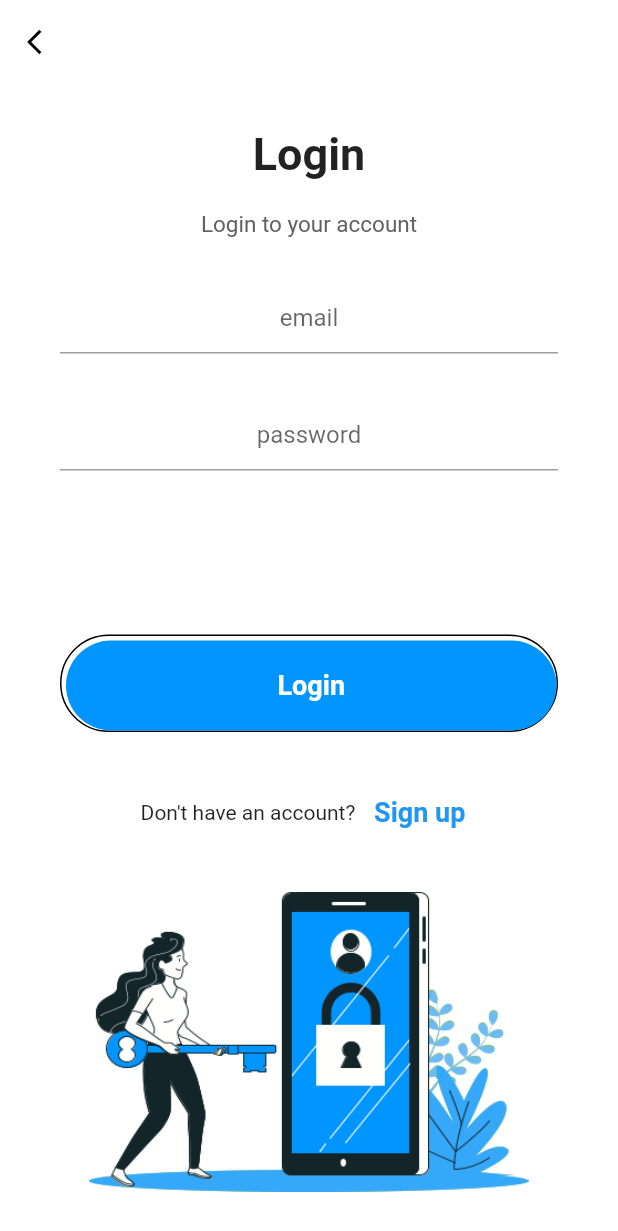
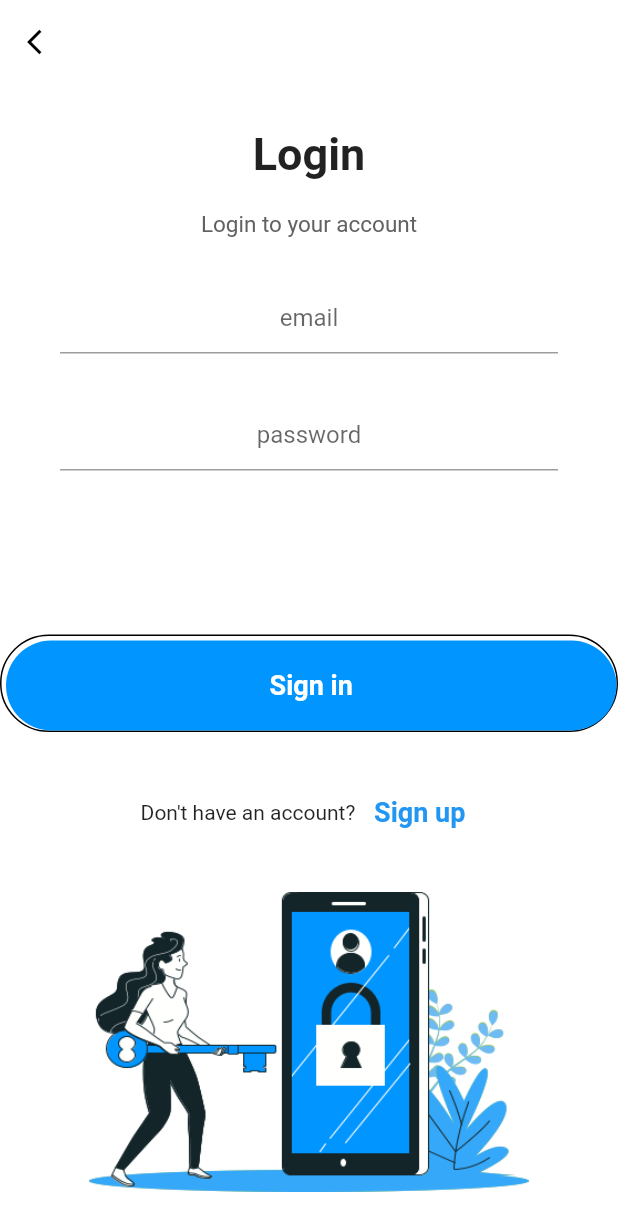
Before and after one commit to Massoudyossra/pfe_project, a Flutter app: the WelcomeScreen screen opened directly, after a tap on "Login", on a phone screen of 412 x 824 dp. Shown: the top 1231 px of the screen. Run offline on Flutter 3.47's test engine with Material 2 defaults, Android fonts, the phone set to English and light mode, and no system bars; our stand-ins replace cloud_firestore, firebase_auth, firebase_core; accounts and stored records are empty; network calls fail.

Commit message:
dhia's contribution

```diff
--- a/lib/Screens/Welcome_screen.dart
+++ b/lib/Screens/Welcome_screen.dart
@@ -1,7 +1,6 @@
-
 import 'package:flutter/material.dart';
-import 'package:pfe_project/Screens/Signup.dart';
 import 'package:pfe_project/Screens/login.dart';
+import 'package:pfe_project/Screens/signup.dart';
 
 class WelcomeScreen extends StatelessWidget {
   const WelcomeScreen({Key? key}) : super(key: key);
@@ -10,13 +9,13 @@ class WelcomeScreen extends StatelessWidget {
   Widget build(BuildContext context) {
     return Scaffold(
       body: SafeArea(
-    child:Container(
+        child: Container(
           // we will give media querry height
           //double.infinity make it big as my parents allows
           // while Mediaquerry make it big as per the screen
           width: double.infinity,
           height: MediaQuery.of(context).size.height,
-    padding: EdgeInsets.symmetric(horizontal: 30, vertical: 50),
+          padding: const EdgeInsets.symmetric(horizontal: 30, vertical: 50),
           child: Column(
             // even space distribution
             mainAxisAlignment: MainAxisAlignment.spaceBetween,
@@ -24,31 +23,31 @@ class WelcomeScreen extends StatelessWidget {
             children: [
               Column(
                 children: [
-                             Text(" Hello , Yosra " , style:TextStyle(
+                  const Text(
+                    " Hello , Yosra ",
+                    style: TextStyle(
                       fontWeight: FontWeight.bold,
                       fontSize: 30,
-
                     ),
-
                   ),
-                                               SizedBox(
-                                                height: 20 ,
+                  const SizedBox(
+                    height: 20,
                   ),
-                                               Text("Welcome to your PFE application ", textAlign: TextAlign.center,
+                  Text(
+                    "Welcome to your PFE application ",
+                    textAlign: TextAlign.center,
                     style: TextStyle(
                       color: Colors.grey[700],
                       fontSize: 15,
-
-                                               ),)
-
+                    ),
+                  )
                 ],
               ),
               Container(
-                          height: MediaQuery.of(context).size.height/3,
-                          decoration: BoxDecoration(
-                          image: DecorationImage(image: AssetImage("assets/images/welcome.png")
-                          )
-                          ),
+                height: MediaQuery.of(context).size.height / 3,
+                decoration: const BoxDecoration(
+                    image: DecorationImage(
+                        image: AssetImage("assets/images/welcome.png"))),
               ),
               Column(
                 children: [
@@ -56,46 +55,57 @@ class WelcomeScreen extends StatelessWidget {
                   MaterialButton(
                     minWidth: double.infinity,
                     height: 60,
-                           onPressed: (){
-                           Navigator.push(context,MaterialPageRoute(builder:(context) => LoginScreen()));
+                    onPressed: () {
+                      Navigator.push(
+                          context,
+                          MaterialPageRoute(
+                              builder: (context) => LoginScreen()));
                     },
                     // defining the shape
                     shape: RoundedRectangleBorder(
-                           side: BorderSide(
+                        side: const BorderSide(
                           color: Colors.black,
                         ),
-                           borderRadius: BorderRadius.circular(50)
-                           ),
-                           child: Text("Login", style: TextStyle(
+                        borderRadius: BorderRadius.circular(50)),
+                    child: const Text(
+                      "Login",
+                      style: TextStyle(
                         fontWeight: FontWeight.w600,
                         fontSize: 18,
                       ),
                     ),
                   ),
                   // creating the sign up button
-                          SizedBox(height: 20,),
+                  const SizedBox(
+                    height: 20,
+                  ),
                   MaterialButton(
-                          minWidth:double.infinity,
+                    minWidth: double.infinity,
                     height: 60,
-                          onPressed: (){
-                          Navigator.push(context, MaterialPageRoute(builder: (context) => SignupScreen()));
+                    onPressed: () {
+                      Navigator.push(
+                          context,
+                          MaterialPageRoute(
+                              builder: (context) => SignupScreen()));
                     },
-                          color: Color(0xff0095FF),
+                    color: const Color(0xff0095FF),
                     shape: RoundedRectangleBorder(
-                          borderRadius: BorderRadius.circular(50)
+                        borderRadius: BorderRadius.circular(50)),
+                    child: const Text(
+                      " Sign Up ",
+                      style: TextStyle(
+                        color: Colors.white,
+                        fontWeight: FontWeight.w600,
+                        fontSize: 18,
                       ),
-                          child: Text
-                          (" Sign Up ",style: TextStyle(color:Colors.white,fontWeight: FontWeight.w600,fontSize: 18,),),
                     ),
-
+                  ),
                 ],
               )
-
             ],
           ),
-           ) ,
         ),
-
-  ) ;
+      ),
+    );
   }
 }
--- a/lib/Screens/login.dart
+++ b/lib/Screens/login.dart
@@ -1,4 +1,5 @@
 import 'package:flutter/material.dart';
+import 'package:pfe_project/Screens/data_display.dart';
 import 'package:pfe_project/Screens/signup.dart';
 import 'package:pfe_project/auth.dart';
 
@@ -10,9 +11,9 @@ import '../affichage.dart';
 }
 
 class _LoginScreenState extends State<LoginScreen> {
-        final AuthService auth_service=AuthService();
-        String email="";
-        String password="";
+  final AuthService auth_service = AuthService();
+  String email = "";
+  String password = "";
 
   @override
   Widget build(BuildContext context) {
@@ -21,17 +22,16 @@ class _LoginScreenState extends State<LoginScreen> {
       backgroundColor: Colors.white,
       appBar: AppBar(
         elevation: 0,
-        brightness: Brightness.light,
         backgroundColor: Colors.white,
         leading: IconButton(
           onPressed: () {
             Navigator.pop(context);
           },
-          icon: Icon(Icons.arrow_back_ios,
+          icon: const Icon(
+            Icons.arrow_back_ios,
             size: 20,
-          color: Colors.black,),
-
-
+            color: Colors.black,
+          ),
         ),
       ),
       body: Container(
@@ -40,22 +40,28 @@ class _LoginScreenState extends State<LoginScreen> {
         child: Column(
           mainAxisAlignment: MainAxisAlignment.spaceBetween,
           children: <Widget>[
-            Expanded(child: Column(
+            Expanded(
+                child: Column(
               mainAxisAlignment: MainAxisAlignment.spaceEvenly,
               children: <Widget>[
                 Column(
                   children: <Widget>[
-                    Text("Login",
-                    style: TextStyle(fontSize: 30, fontWeight: FontWeight.bold),),
-                    SizedBox(height: 20,),
-                    Text("Login to your account",
-                    style: TextStyle(
-                      fontSize: 15,
-                    color:Colors.grey[700]),)
+                    const Text(
+                      "Login",
+                      style:
+                          TextStyle(fontSize: 30, fontWeight: FontWeight.bold),
+                    ),
+                    const SizedBox(
+                      height: 20,
+                    ),
+                    Text(
+                      "Login to your account",
+                      style: TextStyle(fontSize: 15, color: Colors.grey[700]),
+                    )
                   ],
                 ),
                 Padding(
-                  padding: EdgeInsets.symmetric(horizontal: 40),
+                  padding: const EdgeInsets.symmetric(horizontal: 40),
                   child: Column(
                     children: <Widget>[
                       //inputFile(label: "Email"),
@@ -84,9 +90,10 @@ class _LoginScreenState extends State<LoginScreen> {
                       ),
                       const SizedBox(height: 30),
                       TextFormField(
-                             decoration:const InputDecoration(
+                        decoration: const InputDecoration(
                           hintText: 'password',
-  ),       obscureText: true,
+                        ),
+                        obscureText: true,
                         validator: (value) {
                           if (value!.isEmpty) {
                             return "Please enter Password";
@@ -104,81 +111,85 @@ class _LoginScreenState extends State<LoginScreen> {
                                   )),*/
                       ),
                       const SizedBox(height: 80),
-
                     ],
                   ),
                 ),
-                  Padding(padding:
-                  EdgeInsets.symmetric(horizontal: 40),
-                  child: Container(
+                Container(
                   padding: EdgeInsets.only(top: 3, left: 3),
-                      decoration:
-                        BoxDecoration(
+                  decoration: BoxDecoration(
                       borderRadius: BorderRadius.circular(50),
                       border: Border(
                         bottom: BorderSide(color: Colors.black),
                         top: BorderSide(color: Colors.black),
                         left: BorderSide(color: Colors.black),
                         right: BorderSide(color: Colors.black),
-
-                          )
-
-
-
-                        ),
+                      )),
                   child: MaterialButton(
                     minWidth: double.infinity,
                     height: 60,
-                        onPressed: () async{
-                        await auth_service.signInWithEmailAndPassword(email, password).then((value) =>   Navigator.push(context, MaterialPageRoute(builder: (context) => DisplayScreen())));
+                    onPressed: () async {
+                      await auth_service
+                          .signInWithEmailAndPassword(email, password)
+                          .then((value) => Navigator.push(
+                              context,
+                              MaterialPageRoute(
+                                  builder: (context) => DataDisplayScreen())));
 
+                      ScaffoldMessenger.of(context).showSnackBar(
+                        const SnackBar(
+                          backgroundColor: Colors.blueGrey,
+                          content: Padding(
+                            padding: EdgeInsets.all(8.0),
+                            child: Text('Successfully login.'),
+                          ),
+                          duration: Duration(seconds: 2),
+                        ),
+                      );
                     },
                     color: Color(0xff0095FF),
                     elevation: 0,
                     shape: RoundedRectangleBorder(
                       borderRadius: BorderRadius.circular(50),
-
                     ),
                     child: Text(
-                          "Login", style: TextStyle(
+                      "Sign in",
+                      style: TextStyle(
                         fontWeight: FontWeight.w600,
                         fontSize: 18,
                         color: Colors.white,
-
-                        ),
-                        ),
-
                       ),
                     ),
                   ),
-
-
+                ),
                 Row(
                   mainAxisAlignment: MainAxisAlignment.center,
                   children: <Widget>[
-                    Text("Don't have an account?"),
-                    TextButton(onPressed: (() {
-                    Navigator.push(context, MaterialPageRoute(builder: (context) => SignupScreen()));
-                    }), child:Text(" Sign up", style: TextStyle(
+                    const Text("Don't have an account?"),
+                    TextButton(
+                        onPressed: (() {
+                          Navigator.push(
+                              context,
+                              MaterialPageRoute(
+                                  builder: (context) => SignupScreen()));
+                        }),
+                        child: const Text(
+                          " Sign up",
+                          style: TextStyle(
                             fontWeight: FontWeight.w600,
                             fontSize: 18,
-
-                    ),) )
+                          ),
+                        ))
                   ],
                 ),
-
                 Container(
-                  padding: EdgeInsets.only(top: 100),
+                  padding: const EdgeInsets.only(top: 100),
                   height: 200,
-                  decoration: BoxDecoration(
+                  decoration: const BoxDecoration(
                     image: DecorationImage(
                         image: AssetImage("assets/images/background.png"),
-                      fit: BoxFit.fitHeight
-                    ),
-
+                        fit: BoxFit.fitHeight),
                   ),
                 )
-
               ],
             ))
           ],
--- a/pubspec.yaml
+++ b/pubspec.yaml
@@ -18,7 +18,7 @@ publish_to: 'none' # Remove this line if you wish to publish to pub.dev
 version: 1.0.0+1
 
 environment:
-  sdk: ">=2.17.3 <3.0.0"
+  sdk: ">=2.16.1 <3.0.0"
 
 # Dependencies specify other packages that your package needs in order to work.
 # To automatically upgrade your package dependencies to the latest versions
```
Also changed, not shown: lib/Screens/data_display.dart (added, +71 -0 lines), lib/auth_check.dart (+4 -4 lines), lib/auth_provider.dart (+3 -6 lines), lib/main.dart (+12 -17 lines), lib/Screens/main_screen.dart (renamed from lib/Screens/Main_screen.dart), pubspec.lock. Lines whose indentation alone changed are shown as unchanged.
